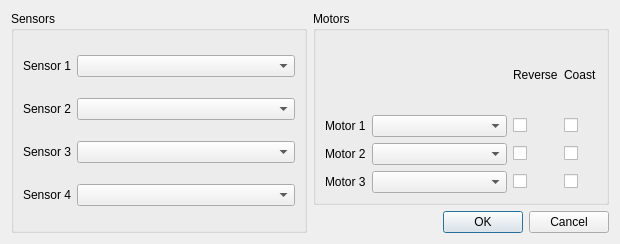
Above: setupdialog.ui from bullestock/nxtwiimote before the change. Below: the same form after it.
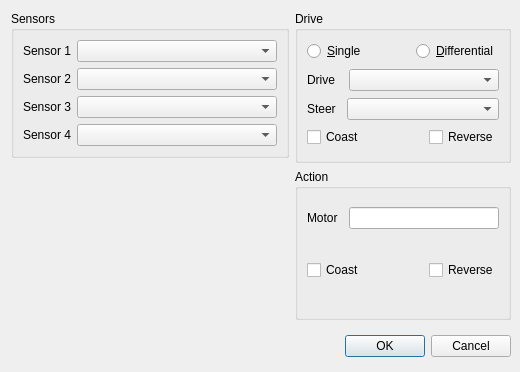
That is the form after the change.

What changed in the file:
```diff
--- a/setupdialog.ui
+++ b/setupdialog.ui
@@ -5,20 +5,53 @@
    <rect>
     <x>0</x>
     <y>0</y>
-    <width>620</width>
-    <height>244</height>
+    <width>520</width>
+    <height>372</height>
    </rect>
   </property>
   <property name="windowTitle" >
    <string>Dialog</string>
   </property>
-  <layout class="QHBoxLayout" name="horizontalLayout_4" >
+  <widget class="QDialogButtonBox" name="buttonBox" >
+   <property name="geometry" >
+    <rect>
+     <x>10</x>
+     <y>330</y>
+     <width>501</width>
+     <height>32</height>
+    </rect>
+   </property>
+   <property name="minimumSize" >
+    <size>
+     <width>200</width>
+     <height>0</height>
+    </size>
+   </property>
+   <property name="orientation" >
+    <enum>Qt::Horizontal</enum>
+   </property>
+   <property name="standardButtons" >
+    <set>QDialogButtonBox::Cancel|QDialogButtonBox::Ok</set>
+   </property>
+  </widget>
+  <widget class="QWidget" name="" >
+   <property name="geometry" >
+    <rect>
+     <x>11</x>
+     <y>11</y>
+     <width>500</width>
+     <height>309</height>
+    </rect>
+   </property>
+   <layout class="QHBoxLayout" name="horizontalLayout_6" >
+    <item>
+     <layout class="QVBoxLayout" name="verticalLayout_4" >
    <item>
     <widget class="QGroupBox" name="groupBox" >
      <property name="title" >
       <string>Sensors</string>
      </property>
-     <layout class="QGridLayout" name="gridLayout_2" >
+        <layout class="QGridLayout" name="gridLayout" >
       <item row="0" column="0" >
        <widget class="QLabel" name="label" >
         <property name="text" >
@@ -32,11 +65,23 @@
       <item row="0" column="1" >
        <widget class="QComboBox" name="m_sensorCombo1" >
         <property name="sizePolicy" >
-         <sizepolicy vsizetype="Fixed" hsizetype="Expanding" >
+            <sizepolicy vsizetype="Fixed" hsizetype="Fixed" >
           <horstretch>0</horstretch>
           <verstretch>0</verstretch>
          </sizepolicy>
         </property>
+           <property name="minimumSize" >
+            <size>
+             <width>200</width>
+             <height>0</height>
+            </size>
+           </property>
+           <property name="maximumSize" >
+            <size>
+             <width>200</width>
+             <height>16777215</height>
+            </size>
+           </property>
        </widget>
       </item>
       <item row="1" column="0" >
@@ -47,7 +92,26 @@
        </widget>
       </item>
       <item row="1" column="1" >
-       <widget class="QComboBox" name="m_sensorCombo2" />
+          <widget class="QComboBox" name="m_sensorCombo2" >
+           <property name="sizePolicy" >
+            <sizepolicy vsizetype="Fixed" hsizetype="Fixed" >
+             <horstretch>0</horstretch>
+             <verstretch>0</verstretch>
+            </sizepolicy>
+           </property>
+           <property name="minimumSize" >
+            <size>
+             <width>200</width>
+             <height>0</height>
+            </size>
+           </property>
+           <property name="maximumSize" >
+            <size>
+             <width>201</width>
+             <height>16777215</height>
+            </size>
+           </property>
+          </widget>
       </item>
       <item row="2" column="0" >
        <widget class="QLabel" name="label_3" >
@@ -57,7 +121,20 @@
        </widget>
       </item>
       <item row="2" column="1" >
-       <widget class="QComboBox" name="m_sensorCombo3" />
+          <widget class="QComboBox" name="m_sensorCombo3" >
+           <property name="sizePolicy" >
+            <sizepolicy vsizetype="Fixed" hsizetype="Fixed" >
+             <horstretch>0</horstretch>
+             <verstretch>0</verstretch>
+            </sizepolicy>
+           </property>
+           <property name="maximumSize" >
+            <size>
+             <width>200</width>
+             <height>16777215</height>
+            </size>
+           </property>
+          </widget>
       </item>
       <item row="3" column="0" >
        <widget class="QLabel" name="label_4" >
@@ -67,168 +144,263 @@
        </widget>
       </item>
       <item row="3" column="1" >
-       <widget class="QComboBox" name="m_sensorCombo4" />
+          <widget class="QComboBox" name="m_sensorCombo4" >
+           <property name="sizePolicy" >
+            <sizepolicy vsizetype="Fixed" hsizetype="Fixed" >
+             <horstretch>0</horstretch>
+             <verstretch>0</verstretch>
+            </sizepolicy>
+           </property>
+           <property name="maximumSize" >
+            <size>
+             <width>200</width>
+             <height>16777215</height>
+            </size>
+           </property>
+          </widget>
       </item>
      </layout>
     </widget>
    </item>
    <item>
-    <layout class="QVBoxLayout" name="verticalLayout" >
+       <spacer name="verticalSpacer" >
+        <property name="orientation" >
+         <enum>Qt::Vertical</enum>
+        </property>
+        <property name="sizeHint" stdset="0" >
+         <size>
+          <width>20</width>
+          <height>40</height>
+         </size>
+        </property>
+       </spacer>
+      </item>
+     </layout>
+    </item>
+    <item>
+     <layout class="QVBoxLayout" name="verticalLayout_3" >
      <item>
       <widget class="QGroupBox" name="groupBox_2" >
        <property name="title" >
-        <string>Motors</string>
-       </property>
-       <layout class="QGridLayout" name="gridLayout" >
-        <item row="0" column="0" >
-         <spacer name="horizontalSpacer" >
-          <property name="orientation" >
-           <enum>Qt::Horizontal</enum>
-          </property>
-          <property name="sizeHint" stdset="0" >
-           <size>
-            <width>181</width>
-            <height>20</height>
-           </size>
-          </property>
-         </spacer>
-        </item>
-        <item row="0" column="1" >
-         <widget class="QLabel" name="label_8" >
-          <property name="text" >
-           <string>Reverse</string>
-          </property>
-         </widget>
-        </item>
-        <item row="0" column="2" >
-         <widget class="QLabel" name="label_9" >
-          <property name="text" >
-           <string>Coast</string>
-          </property>
-         </widget>
-        </item>
-        <item row="1" column="0" >
+         <string>Drive</string>
+        </property>
+        <layout class="QVBoxLayout" name="verticalLayout" >
+         <item>
          <layout class="QHBoxLayout" name="horizontalLayout" >
           <item>
-           <widget class="QLabel" name="label_5" >
+            <widget class="QRadioButton" name="m_singleButton" >
             <property name="text" >
-             <string>Motor 1</string>
+              <string>&amp;Single</string>
             </property>
            </widget>
           </item>
           <item>
-           <widget class="QComboBox" name="m_motorCombo1" >
-            <property name="sizePolicy" >
-             <sizepolicy vsizetype="Fixed" hsizetype="Expanding" >
-              <horstretch>0</horstretch>
-              <verstretch>0</verstretch>
-             </sizepolicy>
+            <spacer name="horizontalSpacer" >
+             <property name="orientation" >
+              <enum>Qt::Horizontal</enum>
+             </property>
+             <property name="sizeHint" stdset="0" >
+              <size>
+               <width>28</width>
+               <height>21</height>
+              </size>
+             </property>
+            </spacer>
+           </item>
+           <item>
+            <widget class="QRadioButton" name="m_diffButton" >
+             <property name="text" >
+              <string>&amp;Differential</string>
             </property>
            </widget>
           </item>
          </layout>
         </item>
-        <item row="1" column="1" >
-         <widget class="QCheckBox" name="m_motor1RevCheck" >
-          <property name="text" >
-           <string/>
-          </property>
-         </widget>
-        </item>
-        <item row="1" column="2" >
-         <widget class="QCheckBox" name="m_motor1CoastCheck" >
-          <property name="text" >
-           <string/>
-          </property>
-         </widget>
-        </item>
-        <item row="2" column="0" >
+         <item>
          <layout class="QHBoxLayout" name="horizontalLayout_2" >
           <item>
-           <widget class="QLabel" name="label_6" >
+            <widget class="QLabel" name="label_5" >
             <property name="text" >
-             <string>Motor 2</string>
+              <string>Drive</string>
             </property>
            </widget>
           </item>
           <item>
            <widget class="QComboBox" name="m_motorCombo2" >
             <property name="sizePolicy" >
-             <sizepolicy vsizetype="Fixed" hsizetype="Expanding" >
+              <sizepolicy vsizetype="Fixed" hsizetype="Fixed" >
               <horstretch>0</horstretch>
               <verstretch>0</verstretch>
              </sizepolicy>
             </property>
+             <property name="minimumSize" >
+              <size>
+               <width>150</width>
+               <height>0</height>
+              </size>
+             </property>
+             <property name="insertPolicy" >
+              <enum>QComboBox::InsertAlphabetically</enum>
+             </property>
            </widget>
           </item>
          </layout>
         </item>
-        <item row="2" column="1" >
-         <widget class="QCheckBox" name="m_motor2RevCheck" >
+         <item>
+          <layout class="QHBoxLayout" name="m_steerLayout" >
+           <item>
+            <widget class="QLabel" name="m_steerLabel" >
           <property name="text" >
-           <string/>
+              <string>Steer</string>
           </property>
          </widget>
         </item>
-        <item row="2" column="2" >
-         <widget class="QCheckBox" name="m_motor2CoastCheck" >
-          <property name="text" >
-           <string/>
-          </property>
-         </widget>
-        </item>
-        <item row="3" column="0" >
+           <item>
+            <widget class="QComboBox" name="m_steerCombo" >
+             <property name="sizePolicy" >
+              <sizepolicy vsizetype="Fixed" hsizetype="Fixed" >
+               <horstretch>0</horstretch>
+               <verstretch>0</verstretch>
+              </sizepolicy>
+             </property>
+             <property name="minimumSize" >
+              <size>
+               <width>152</width>
+               <height>0</height>
+              </size>
+             </property>
+             <property name="insertPolicy" >
+              <enum>QComboBox::InsertAlphabetically</enum>
+             </property>
+            </widget>
+           </item>
+          </layout>
+         </item>
+         <item>
          <layout class="QHBoxLayout" name="horizontalLayout_3" >
           <item>
-           <widget class="QLabel" name="label_7" >
+            <widget class="QCheckBox" name="m_driveCoastCheck" >
             <property name="text" >
-             <string>Motor 3</string>
+              <string>Coast</string>
             </property>
            </widget>
           </item>
           <item>
-           <widget class="QComboBox" name="m_motorCombo3" >
+            <spacer name="horizontalSpacer_2" >
+             <property name="orientation" >
+              <enum>Qt::Horizontal</enum>
+             </property>
+             <property name="sizeHint" stdset="0" >
+              <size>
+               <width>5</width>
+               <height>20</height>
+              </size>
+             </property>
+            </spacer>
+           </item>
+           <item>
+            <widget class="QCheckBox" name="m_driveRevCheck" >
+             <property name="text" >
+              <string>Reverse</string>
+             </property>
+            </widget>
+           </item>
+          </layout>
+         </item>
+        </layout>
+       </widget>
+      </item>
+      <item>
+       <widget class="QGroupBox" name="groupBox_3" >
+        <property name="title" >
+         <string>Action</string>
+        </property>
+        <layout class="QVBoxLayout" name="verticalLayout_2" >
+         <item>
+          <layout class="QHBoxLayout" name="horizontalLayout_4" >
+           <item>
+            <widget class="QLabel" name="label_6" >
+             <property name="text" >
+              <string>Motor</string>
+             </property>
+            </widget>
+           </item>
+           <item>
+            <widget class="QLineEdit" name="m_actionEdit" >
             <property name="sizePolicy" >
-             <sizepolicy vsizetype="Fixed" hsizetype="Expanding" >
+              <sizepolicy vsizetype="Fixed" hsizetype="Fixed" >
               <horstretch>0</horstretch>
               <verstretch>0</verstretch>
              </sizepolicy>
             </property>
+             <property name="minimumSize" >
+              <size>
+               <width>150</width>
+               <height>0</height>
+              </size>
+             </property>
+             <property name="readOnly" >
+              <bool>true</bool>
+             </property>
            </widget>
           </item>
          </layout>
         </item>
-        <item row="3" column="1" >
-         <widget class="QCheckBox" name="m_motor3RevCheck" >
+         <item>
+          <layout class="QHBoxLayout" name="horizontalLayout_5" >
+           <item>
+            <widget class="QCheckBox" name="m_actionCoastCheck" >
           <property name="text" >
-           <string/>
+              <string>Coast</string>
           </property>
          </widget>
         </item>
-        <item row="3" column="2" >
-         <widget class="QCheckBox" name="m_motor3CoastCheck" >
-          <property name="text" >
-           <string/>
-          </property>
-         </widget>
-        </item>
-       </layout>
-      </widget>
-     </item>
      <item>
-      <widget class="QDialogButtonBox" name="buttonBox" >
+            <spacer name="horizontalSpacer_3" >
        <property name="orientation" >
         <enum>Qt::Horizontal</enum>
        </property>
-       <property name="standardButtons" >
-        <set>QDialogButtonBox::Cancel|QDialogButtonBox::Ok</set>
-       </property>
+             <property name="sizeHint" stdset="0" >
+              <size>
+               <width>48</width>
+               <height>53</height>
+              </size>
+             </property>
+            </spacer>
+           </item>
+           <item>
+            <widget class="QCheckBox" name="m_actionRevCheck" >
+             <property name="text" >
+              <string>Reverse</string>
+             </property>
       </widget>
      </item>
     </layout>
    </item>
   </layout>
  </widget>
+      </item>
+     </layout>
+    </item>
+   </layout>
+  </widget>
+ </widget>
+ <tabstops>
+  <tabstop>m_sensorCombo1</tabstop>
+  <tabstop>m_sensorCombo2</tabstop>
+  <tabstop>m_sensorCombo3</tabstop>
+  <tabstop>m_sensorCombo4</tabstop>
+  <tabstop>m_singleButton</tabstop>
+  <tabstop>m_diffButton</tabstop>
+  <tabstop>m_driveCombo</tabstop>
+  <tabstop>m_steerCombo</tabstop>
+  <tabstop>m_driveCoastCheck</tabstop>
+  <tabstop>m_driveRevCheck</tabstop>
+  <tabstop>m_actionCoastCheck</tabstop>
+  <tabstop>m_actionRevCheck</tabstop>
+  <tabstop>buttonBox</tabstop>
+  <tabstop>m_actionEdit</tabstop>
+ </tabstops>
  <resources/>
  <connections>
   <connection>
```
Left out of the diff: 12 changed lines with no effect on the pictures. Lines whose indentation alone changed are shown as unchanged.
